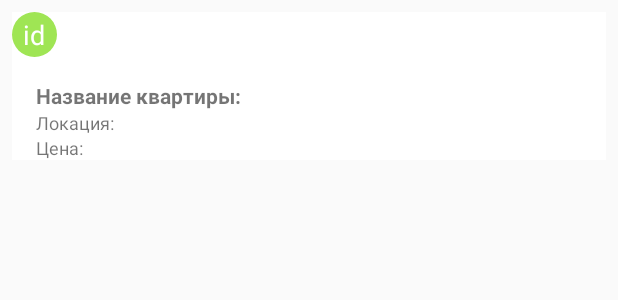
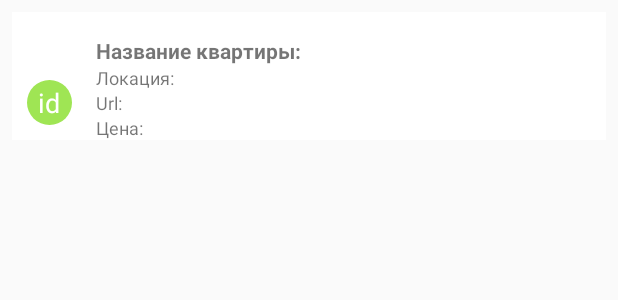
Before and after one commit to CyberEssence/FlatApp, an Android app: the layout card_item.xml on its own in the app's theme, with its tools: preview values and no code run, on a phone screen of 412 x 824 dp. Shown: the top 300 px of the screen. Run offline under Robolectric (Android 15) with nearby library versions, the phone set to English and light mode, and no system bars.

Commit message:
#3 Added the element url for list view

```diff
--- a/app/src/main/java/com/example/flatapp/Item.kt
+++ b/app/src/main/java/com/example/flatapp/Item.kt
@@ -3,6 +3,7 @@ package com.example.flatapp
 data class Item(
     val id: Int,
     val title: String,
-    val price: Int
-    //val location: String
+    val price: Int,
+    val location: String,
+    val url: String
 )
--- a/app/src/main/res/layout/card_item.xml
+++ b/app/src/main/res/layout/card_item.xml
@@ -9,6 +9,18 @@
     android:background="#FFFFFF"
     app:cardCornerRadius="8dp">
 
+    <TextView
+        android:id="@+id/id"
+        android:layout_width="wrap_content"
+        android:layout_height="wrap_content"
+        android:layout_marginLeft="10dp"
+        android:layout_marginTop="45dp"
+        android:background="@drawable/round_text_view"
+        android:gravity="center"
+        android:text="@string/id"
+        android:textColor="@android:color/white"
+        android:textSize="18sp" />
+
     <LinearLayout
         android:layout_width="match_parent"
         android:layout_height="wrap_content"
@@ -16,19 +28,9 @@
         android:orientation="vertical">
 
         <TextView
-            android:id="@+id/id"
-            android:layout_width="wrap_content"
-            android:layout_height="wrap_content"
-            android:background="@drawable/round_text_view"
-            android:gravity="center"
-            android:text="id"
-            android:textColor="@android:color/white"
-            android:textSize="18sp" />
-
-        <TextView
             android:id="@+id/title"
-            android:layout_width="371dp"
-            android:layout_height="wrap_content"
+            android:layout_width="322dp"
+            android:layout_height="match_parent"
             android:layout_marginStart="16dp"
             android:layout_marginTop="16dp"
             android:textSize="14sp"
@@ -37,7 +39,7 @@
 
         <TextView
             android:id="@+id/description"
-            android:layout_width="371dp"
+            android:layout_width="322dp"
             android:layout_height="wrap_content"
             android:layout_marginStart="16dp"
             android:layout_marginEnd="16dp"
@@ -45,8 +47,17 @@
             tools:text="Локация: " />
 
         <TextView
+            android:id="@+id/url"
+            android:layout_width="322dp"
+            android:layout_height="wrap_content"
+            android:layout_marginStart="16dp"
+            android:layout_marginEnd="16dp"
+            android:textSize="12sp"
+            tools:text="Url: " />
+
+        <TextView
             android:id="@+id/price"
-            android:layout_width="372dp"
+            android:layout_width="322dp"
             android:layout_height="wrap_content"
             android:layout_marginStart="16dp"
             android:layout_marginEnd="16dp"
--- a/app/src/main/res/values/strings.xml
+++ b/app/src/main/res/values/strings.xml
@@ -1,3 +1,4 @@
 <resources>
     <string name="app_name">FlatApp</string>
+    <string name="id">id</string>
 </resources>
```
Also changed, not shown: app/src/main/java/com/example/flatapp/ListAdapter.kt (+6 -2 lines), app/src/main/java/com/example/flatapp/MainActivity.kt (+24 -26 lines), app/src/main/res/raw/json.json (+25 -8 lines).
